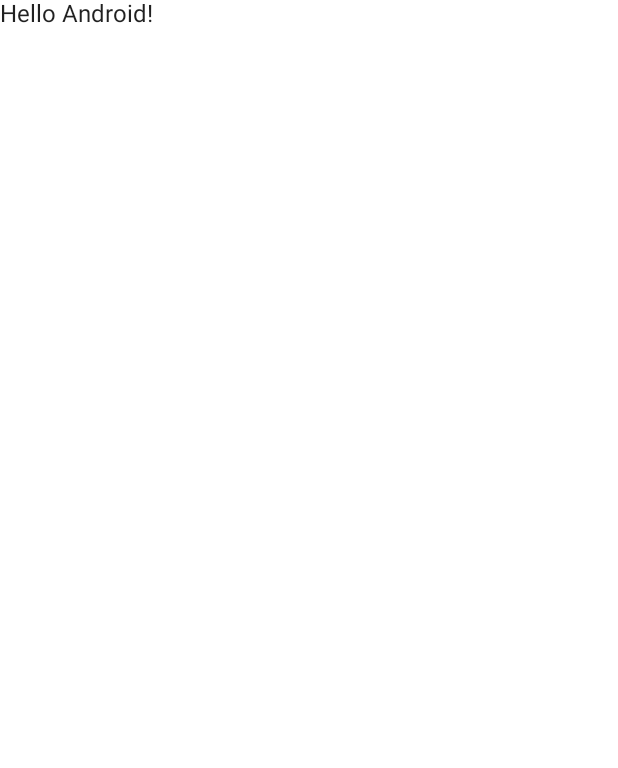
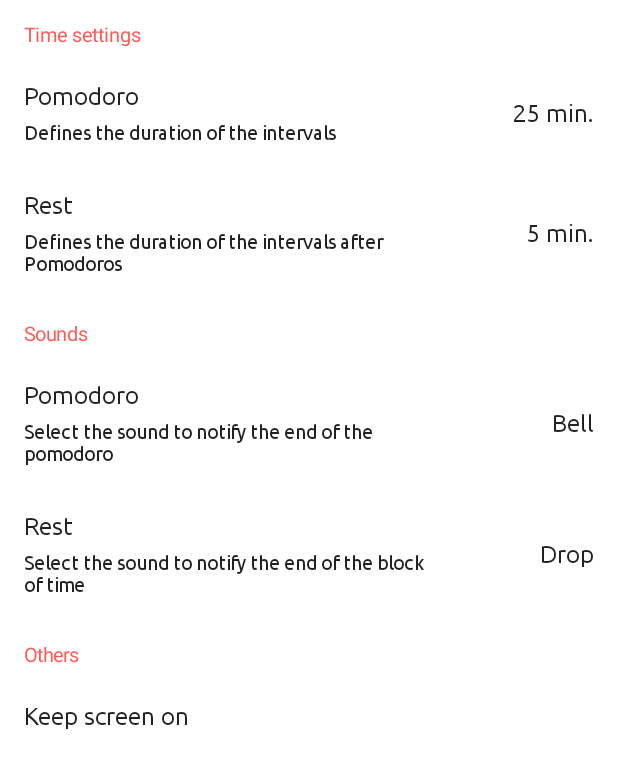
Before and after one commit to emenjivar/pomodoro-timer, an Android app built with Jetpack Compose: the SettingsActivity screen opened directly, with no data from a screen before it, on a phone screen of 412 x 824 dp. Before the commit the part shown is almost empty. Shown: the top 768 px of the screen. Run offline under Robolectric (Android 15) with nearby library versions, the phone set to English and light mode, and no system bars.

Commit message:
:lipstick: Redesign settings UI

```diff
--- a/app/src/main/java/com/emenjivar/pomodoro/screens/settings/SettingsActivity.kt
+++ b/app/src/main/java/com/emenjivar/pomodoro/screens/settings/SettingsActivity.kt
@@ -5,21 +5,22 @@
 import androidx.activity.compose.setContent
 import androidx.compose.foundation.clickable
 import androidx.compose.foundation.layout.Arrangement
+import androidx.compose.foundation.layout.Column
 import androidx.compose.foundation.layout.Row
 import androidx.compose.foundation.layout.fillMaxWidth
 import androidx.compose.foundation.layout.padding
-import androidx.compose.material.Icon
 import androidx.compose.material.MaterialTheme
 import androidx.compose.material.Surface
 import androidx.compose.material.Text
 import androidx.compose.runtime.Composable
 import androidx.compose.ui.Alignment
 import androidx.compose.ui.Modifier
-import androidx.compose.ui.res.painterResource
+import androidx.compose.ui.res.colorResource
 import androidx.compose.ui.text.font.Font
 import androidx.compose.ui.text.font.FontFamily
 import androidx.compose.ui.tooling.preview.Preview
 import androidx.compose.ui.unit.dp
+import androidx.compose.ui.unit.sp
 import com.emenjivar.pomodoro.R
 import com.emenjivar.pomodoro.ui.theme.PomodoroSchedulerTheme
 
@@ -30,7 +31,7 @@
             PomodoroSchedulerTheme {
                 // A surface container using the 'background' color from the theme
                 Surface(color = MaterialTheme.colors.background) {
-                    Greeting("Android")
+                    SettingsList()
                 }
             }
         }
@@ -38,33 +39,120 @@
 }
 
 @Composable
-fun SettingsItem(title: String) {
+fun SettingsList() {
+    Column {
+        SettingsGroup(title = "Time settings") {
+            SettingsItem(
+                title = "Pomodoro",
+                description = "Defines the duration of the intervals"
+            ) {
+                SettingsRightText("25 min.")
+            }
+            SettingsItem(
+                title = "Rest",
+                description = "Defines the duration of the intervals after Pomodoros"
+            ) {
+                SettingsRightText("5 min.")
+            }
+        }
+
+        SettingsGroup(title = "Sounds") {
+            SettingsItem(
+                title = "Pomodoro",
+                description = "Select the sound to notify the end of the pomodoro"
+            ) {
+                SettingsRightText("Bell")
+            }
+            SettingsItem(
+                title = "Rest",
+                description = "Select the sound to notify the end of the block of time"
+            ) {
+                SettingsRightText("Drop")
+            }
+        }
+
+        SettingsGroup(title = "Others") {
+            SettingsItem(
+                title = "Keep screen on"
+            ) { }
+        }
+    }
+}
+
+@Composable
+fun SettingsGroup(
+    title: String,
+    action: @Composable () -> Unit
+) {
+    Text(
+        text = title,
+        color = colorResource(id = R.color.primary),
+        fontSize = 13.sp,
+        modifier = Modifier.padding(
+            start = 16.dp,
+            top = 16.dp,
+            end = 16.dp,
+            bottom = 8.dp
+        )
+    )
+    action()
+}
+
+@Composable
+fun SettingsItem(
+    title: String,
+    modifier: Modifier = Modifier,
+    description: String? = null,
+    action: @Composable () -> Unit
+) {
     Row(
-        modifier = Modifier
+        modifier = modifier
             .fillMaxWidth()
-            .padding(15.dp)
-            .clickable {  },
+            .clickable { }
+            .padding(16.dp),
         verticalAlignment = Alignment.CenterVertically,
         horizontalArrangement = Arrangement.SpaceBetween
+    ) {
+        Column(
+            modifier = Modifier.weight(2f)
         ) {
             Text(
                 text = title,
                 fontFamily = FontFamily(Font(R.font.ubuntu_regular))
             )
-        Icon(
-            painter = painterResource(id = R.drawable.ic_baseline_arrow_drop_down_24),
-            contentDescription = null
+            description?.let { safeDescription ->
+                Text(
+                    text = safeDescription,
+                    fontFamily = FontFamily(Font(R.font.ubuntu_regular)),
+                    fontSize = 13.sp,
+                    modifier = Modifier.padding(
+                        top = 8.dp
+                    )
                 )
             }
+        }
+        Column(
+            modifier = Modifier
+                .weight(0.8f),
+            horizontalAlignment = Alignment.End
+        ) {
+            action()
+        }
+    }
+}
+
+@Composable
+fun SettingsRightText(text: String) {
+    Text(
+        text = text,
+        fontFamily = FontFamily(Font(R.font.ubuntu_regular))
+    )
 }
 
 @Preview(showBackground = true)
 @Composable
 fun PreviewStingsItem() {
-    SettingsItem(title = "Time configuration")
+    MaterialTheme {
+        SettingsList()
     }
-
-@Composable
-fun Greeting(name: String) {
-    Text(text = "Hello $name!")
 }
```
Also changed, not shown: app/src/main/java/com/emenjivar/pomodoro/MainActivity.kt (+9 -1 lines), app/src/main/java/com/emenjivar/pomodoro/screens/countdown/CountDownScreen.kt (+22 -5 lines), app/src/main/res/drawable/ic_baseline_arrow_drop_up_24.xml (added, +10 -0 lines), app/src/main/res/drawable/ic_baseline_settings_24.xml (added, +10 -0 lines). Lines whose indentation alone changed are shown as unchanged.
